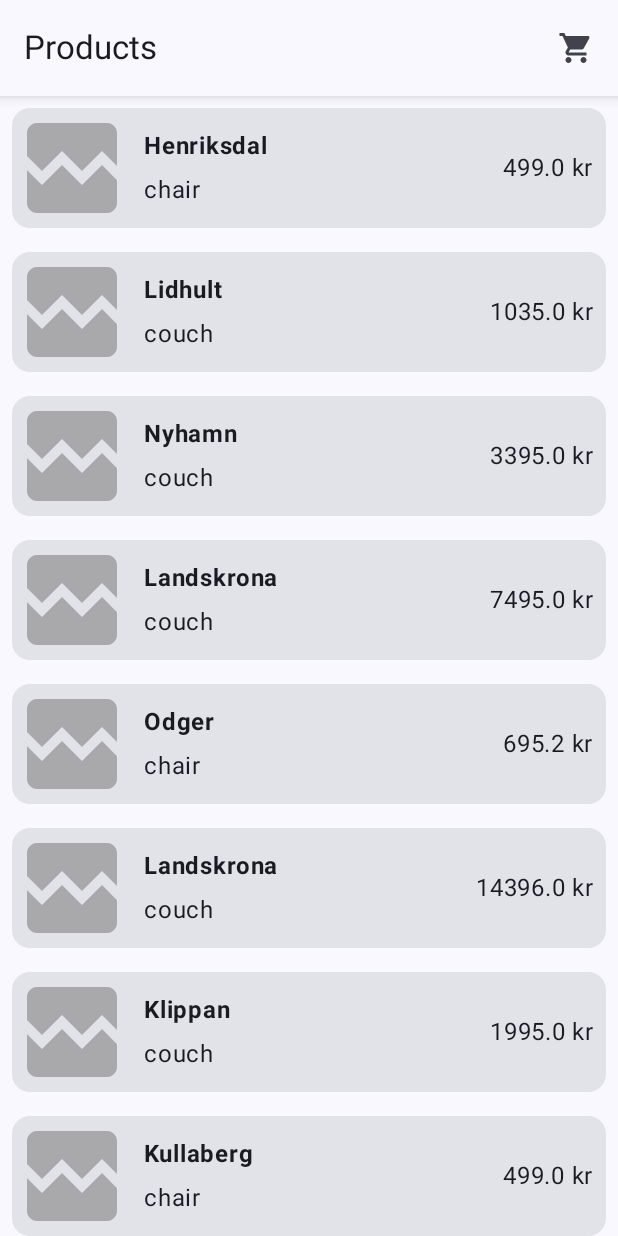
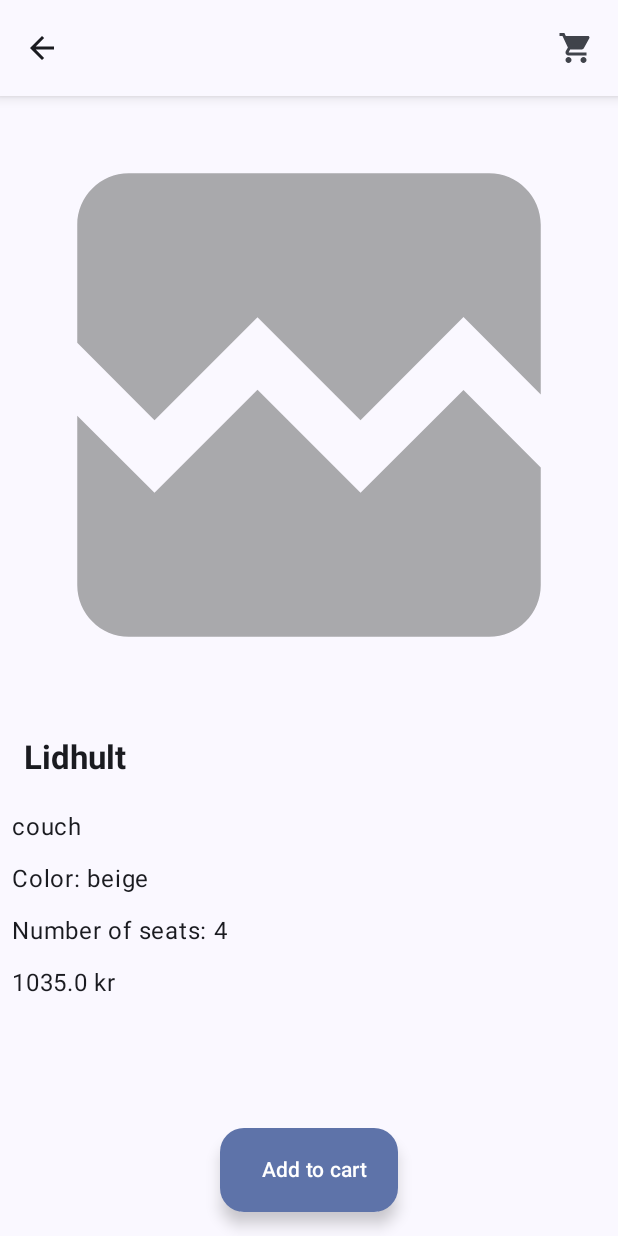
Before and after one commit to VitaliyBeletskiy/Shopper, an Android app built with Jetpack Compose: the screen it shows after launch (MainActivity), after a tap on "Lidhult", on a phone screen of 412 x 824 dp. Run offline under Robolectric (Android 15) with nearby library versions, the phone set to English and light mode, and no system bars; our stand-ins replace Dagger/Hilt's generated code; pictures from the network do not load; 2 other taps on this screen came first.

Commit message:
add ProductScreen;

```diff
--- a/app/src/main/java/vibe/shopper/ui/ShopperApp.kt
+++ b/app/src/main/java/vibe/shopper/ui/ShopperApp.kt
@@ -8,24 +8,39 @@ import androidx.navigation.compose.rememberNavController
 import vibe.shopper.ui.screen.cart.CartScreen
 import vibe.shopper.ui.screen.home.HomeScreen
 import vibe.shopper.ui.screen.home.HomeViewModel
+import vibe.shopper.ui.screen.product.ProductScreen
 
 sealed class Screen(val route: String) {
     data object Home : Screen("home")
+    data object Product : Screen("product")
     data object Cart : Screen("cart")
 }
 
 @Composable
 fun ShopperApp() {
     val navController = rememberNavController()
+    val homeViewModel = hiltViewModel<HomeViewModel>()
+
     NavHost(
         navController = navController,
         startDestination = Screen.Home.route,
     ) {
         composable(Screen.Home.route) {
-            val viewModel = hiltViewModel<HomeViewModel>()
-            HomeScreen(viewModel) {
-                navController.navigate(Screen.Cart.route)
-            }
+            HomeScreen(
+                viewModel = homeViewModel,
+                onNavigateToCart = { navController.navigate(Screen.Cart.route) },
+                onProductClicked = { product ->
+                    homeViewModel.onProductClicked(product)
+                    navController.navigate(Screen.Product.route)
+                },
+            )
+        }
+        composable(Screen.Product.route) {
+            ProductScreen(
+                viewModel = homeViewModel,
+                onNavigateBack = { navController.popBackStack() },
+                onNavigateToCart = { navController.navigate(Screen.Cart.route) },
+            )
         }
         composable(Screen.Cart.route) {
             CartScreen()
--- /dev/null
+++ b/app/src/main/java/vibe/shopper/ui/component/ProductImage.kt
@@ -0,0 +1,26 @@
+package vibe.shopper.ui.component
+
+import androidx.compose.material3.MaterialTheme
+import androidx.compose.runtime.Composable
+import androidx.compose.ui.Modifier
+import androidx.compose.ui.draw.clip
+import androidx.compose.ui.res.painterResource
+import androidx.compose.ui.res.stringResource
+import coil3.compose.AsyncImage
+import vibe.shopper.R
+
+@Composable
+fun ProductImage(
+    imageUrl: String,
+    modifier: Modifier = Modifier,
+    placeholderResId: Int = R.drawable.ic_loading_img,
+    errorResId: Int = R.drawable.ic_broken_image,
+) {
+    AsyncImage(
+        model = imageUrl,
+        contentDescription = stringResource(R.string.product_image),
+        placeholder = painterResource(placeholderResId),
+        error = painterResource(errorResId),
+        modifier = modifier.clip(MaterialTheme.shapes.small),
+    )
+}
--- /dev/null
+++ b/app/src/main/java/vibe/shopper/ui/component/ShopperTopAppBar.kt
@@ -0,0 +1,50 @@
+package vibe.shopper.ui.component
+
+import androidx.compose.material.icons.Icons
+import androidx.compose.material.icons.automirrored.filled.ArrowBack
+import androidx.compose.material.icons.filled.ShoppingCart
+import androidx.compose.material3.ExperimentalMaterial3Api
+import androidx.compose.material3.Icon
+import androidx.compose.material3.IconButton
+import androidx.compose.material3.Text
+import androidx.compose.material3.TopAppBar
+import androidx.compose.runtime.Composable
+import androidx.compose.ui.Modifier
+import androidx.compose.ui.draw.shadow
+import androidx.compose.ui.unit.dp
+
+@OptIn(ExperimentalMaterial3Api::class)
+@Composable
+fun ShopperTopAppBar(
+    modifier: Modifier = Modifier,
+    titleText: String? = null,
+    onNavigateBack: (() -> Unit)? = null,
+    onCartClick: (() -> Unit)? = null,
+) {
+    TopAppBar(
+        modifier = modifier.shadow(elevation = 5.dp),
+        title = {
+            titleText?.let { Text(text = it) }
+        },
+        navigationIcon = {
+            onNavigateBack?.let {
+                IconButton(onClick = it) {
+                    Icon(
+                        imageVector = Icons.AutoMirrored.Filled.ArrowBack,
+                        contentDescription = "Back",
+                    )
+                }
+            }
+        },
+        actions = {
+            onCartClick?.let {
+                IconButton(onClick = it) {
+                    Icon(
+                        imageVector = Icons.Filled.ShoppingCart,
+                        contentDescription = "Cart",
+                    )
+                }
+            }
+        },
+    )
+}
--- a/app/src/main/java/vibe/shopper/ui/screen/home/HomeScreen.kt
+++ b/app/src/main/java/vibe/shopper/ui/screen/home/HomeScreen.kt
@@ -15,35 +15,32 @@ import androidx.compose.foundation.layout.size
 import androidx.compose.foundation.layout.wrapContentHeight
 import androidx.compose.foundation.lazy.LazyColumn
 import androidx.compose.foundation.lazy.items
-import androidx.compose.material.icons.Icons
-import androidx.compose.material.icons.filled.ShoppingCart
 import androidx.compose.material3.Card
 import androidx.compose.material3.ExperimentalMaterial3Api
-import androidx.compose.material3.Icon
-import androidx.compose.material3.IconButton
 import androidx.compose.material3.MaterialTheme
 import androidx.compose.material3.Scaffold
 import androidx.compose.material3.Text
-import androidx.compose.material3.TopAppBar
 import androidx.compose.material3.pulltorefresh.PullToRefreshBox
 import androidx.compose.runtime.Composable
 import androidx.compose.runtime.getValue
 import androidx.compose.ui.Modifier
-import androidx.compose.ui.draw.clip
-import androidx.compose.ui.draw.shadow
 import androidx.compose.ui.platform.LocalContext
-import androidx.compose.ui.res.painterResource
 import androidx.compose.ui.res.stringResource
 import androidx.compose.ui.text.font.FontWeight
 import androidx.compose.ui.unit.dp
 import androidx.lifecycle.compose.collectAsStateWithLifecycle
-import coil3.compose.AsyncImage
 import vibe.shopper.R
 import vibe.shopper.data.model.Product
+import vibe.shopper.ui.component.ProductImage
+import vibe.shopper.ui.component.ShopperTopAppBar
 
 @Composable
-fun HomeScreen(viewModel: HomeViewModel, navigateToCart: () -> Unit) {
-    val uiState by viewModel.uiState.collectAsStateWithLifecycle()
+fun HomeScreen(
+    viewModel: HomeViewModel,
+    onNavigateToCart: () -> Unit,
+    onProductClicked: (Product) -> Unit,
+) {
+    val uiState by viewModel.homeUiState.collectAsStateWithLifecycle()
 
     uiState.messageResId?.let { resId ->
         Toast.makeText(LocalContext.current, stringResource(resId), Toast.LENGTH_SHORT).show()
@@ -52,8 +49,9 @@ fun HomeScreen(viewModel: HomeViewModel, navigateToCart: () -> Unit) {
 
     Scaffold(
         topBar = {
-            HomeTopAppBar(
-                onCartClick = navigateToCart,
+            ShopperTopAppBar(
+                titleText = stringResource(R.string.products),
+                onCartClick = onNavigateToCart,
             )
         },
         modifier = Modifier.fillMaxSize(),
@@ -62,6 +60,7 @@ fun HomeScreen(viewModel: HomeViewModel, navigateToCart: () -> Unit) {
             products = uiState.products,
             isRefreshing = uiState.isLoading,
             onRefresh = viewModel::getProducts,
+            onProductClicked = onProductClicked,
             modifier = Modifier.padding(innerPadding),
         )
     }
@@ -73,6 +72,7 @@ fun ProductList(
     products: List<Product>,
     isRefreshing: Boolean,
     onRefresh: () -> Unit,
+    onProductClicked: (Product) -> Unit,
     modifier: Modifier = Modifier,
 ) {
     PullToRefreshBox(
@@ -82,27 +82,31 @@ fun ProductList(
     ) {
         LazyColumn(Modifier.fillMaxSize()) {
             items(products) { product ->
-                ProductItem(product = product)
+                ProductItem(product = product, onProductClicked = onProductClicked)
             }
         }
     }
 }
 
 @Composable
-fun ProductItem(product: Product, modifier: Modifier = Modifier) {
+fun ProductItem(
+    product: Product,
+    onProductClicked: (Product) -> Unit,
+    modifier: Modifier = Modifier,
+) {
     Card(
         modifier = modifier
             .padding(8.dp)
             .fillMaxWidth()
             .wrapContentHeight()
-            .clickable { },
+            .clickable { onProductClicked.invoke(product) },
     ) {
         Row(
             modifier = Modifier
                 .fillMaxWidth()
                 .height(IntrinsicSize.Min),
         ) {
-            ProductImage(imageUrl = product.imageUrl)
+            ProductImage(imageUrl = product.imageUrl, modifier = Modifier.size(80.dp, 80.dp))
             Column(
                 modifier = Modifier
                     .fillMaxHeight()
@@ -128,33 +132,3 @@ fun ProductItem(product: Product, modifier: Modifier = Modifier) {
         }
     }
 }
-
-@Composable
-fun ProductImage(imageUrl: String, modifier: Modifier = Modifier) {
-    AsyncImage(
-        model = imageUrl,
-        contentDescription = stringResource(R.string.product_image),
-        placeholder = painterResource(R.drawable.ic_loading_img),
-        error = painterResource(R.drawable.ic_broken_image),
-        modifier = modifier
-            .size(80.dp, 80.dp)
-            .clip(MaterialTheme.shapes.small),
-    )
-}
-
-@OptIn(ExperimentalMaterial3Api::class)
-@Composable
-fun HomeTopAppBar(modifier: Modifier = Modifier, onCartClick: () -> Unit) {
-    TopAppBar(
-        modifier = modifier.shadow(elevation = 5.dp),
-        title = { Text(text = stringResource(R.string.products)) },
-        actions = {
-            IconButton(onClick = onCartClick) {
-                Icon(
-                    imageVector = Icons.Filled.ShoppingCart,
-                    contentDescription = "Cart",
-                )
-            }
-        },
-    )
-}
--- a/app/src/main/java/vibe/shopper/ui/screen/home/HomeViewModel.kt
+++ b/app/src/main/java/vibe/shopper/ui/screen/home/HomeViewModel.kt
@@ -1,8 +1,10 @@
 package vibe.shopper.ui.screen.home
 
+import android.util.Log
 import androidx.lifecycle.ViewModel
 import androidx.lifecycle.viewModelScope
 import dagger.hilt.android.lifecycle.HiltViewModel
+import kotlinx.coroutines.Job
 import kotlinx.coroutines.delay
 import kotlinx.coroutines.flow.MutableStateFlow
 import kotlinx.coroutines.flow.StateFlow
@@ -20,31 +22,43 @@ data class HomeUiState(
     val messageResId: Int? = null,
 )
 
+data class ProductUiState(
+    val product: Product? = null,
+)
+
 @Suppress("ktlint:standard:annotation")
 @HiltViewModel
 class HomeViewModel @Inject constructor(
     private val getProductsUseCase: GetProductsUseCase,
 ) : ViewModel() {
 
-    private val _uiState = MutableStateFlow(HomeUiState())
-    val uiState: StateFlow<HomeUiState>
-        get() = _uiState
+    private var getProductsJob: Job? = null
+
+    private val _homeUiState = MutableStateFlow(HomeUiState())
+    val homeUiState: StateFlow<HomeUiState>
+        get() = _homeUiState
+
+    private val _productUiState = MutableStateFlow(ProductUiState())
+    val productUiState: StateFlow<ProductUiState>
+        get() = _productUiState
 
     init {
         getProducts()
     }
 
     fun getProducts() {
-        viewModelScope.launch {
+        if (getProductsJob?.isActive == true) getProductsJob?.cancel()
+
+        getProductsJob = viewModelScope.launch {
             changeLoadingTo(true)
 
             delay(1_000)
             getProductsUseCase.getProducts().fold(
                 ifSuccess = { products ->
-                    _uiState.update { _uiState.value.copy(products = products) }
+                    _homeUiState.update { _homeUiState.value.copy(products = products) }
                 },
                 ifFailure = { _ ->
-                    _uiState.update { _uiState.value.copy(messageResId = R.string.cannot_get_products) }
+                    _homeUiState.update { _homeUiState.value.copy(messageResId = R.string.cannot_get_products) }
                 },
             )
             changeLoadingTo(false)
@@ -52,10 +66,18 @@ class HomeViewModel @Inject constructor(
     }
 
     fun onMessageShown() {
-        _uiState.update { it.copy(messageResId = null) }
+        _homeUiState.update { it.copy(messageResId = null) }
     }
 
     private fun changeLoadingTo(loading: Boolean) {
-        _uiState.update { _uiState.value.copy(isLoading = loading) }
+        _homeUiState.update { _homeUiState.value.copy(isLoading = loading) }
+    }
+
+    fun onProductClicked(product: Product) {
+        _productUiState.update { _productUiState.value.copy(product = product) }
+    }
+
+    fun addProductToCart(product: Product) {
+        Log.d("vitDebug", "addProductToCart: $product")
     }
 }
--- /dev/null
+++ b/app/src/main/java/vibe/shopper/ui/screen/product/ProductScreen.kt
@@ -0,0 +1,145 @@
+package vibe.shopper.ui.screen.product
+
+import androidx.compose.foundation.layout.Arrangement
+import androidx.compose.foundation.layout.Column
+import androidx.compose.foundation.layout.fillMaxSize
+import androidx.compose.foundation.layout.fillMaxWidth
+import androidx.compose.foundation.layout.padding
+import androidx.compose.material3.ExtendedFloatingActionButton
+import androidx.compose.material3.FabPosition
+import androidx.compose.material3.MaterialTheme
+import androidx.compose.material3.Scaffold
+import androidx.compose.material3.Text
+import androidx.compose.runtime.Composable
+import androidx.compose.runtime.getValue
+import androidx.compose.ui.Alignment
+import androidx.compose.ui.Modifier
+import androidx.compose.ui.res.stringResource
+import androidx.compose.ui.unit.dp
+import androidx.lifecycle.compose.collectAsStateWithLifecycle
+import vibe.shopper.R
+import vibe.shopper.data.model.Chair
+import vibe.shopper.data.model.Couch
+import vibe.shopper.ui.component.ProductImage
+import vibe.shopper.ui.component.ShopperTopAppBar
+import vibe.shopper.ui.screen.home.HomeViewModel
+
+@Composable
+fun ProductScreen(
+    viewModel: HomeViewModel,
+    onNavigateBack: () -> Unit,
+    onNavigateToCart: () -> Unit,
+) {
+    val uiState by viewModel.productUiState.collectAsStateWithLifecycle()
+
+    Scaffold(
+        topBar = {
+            ShopperTopAppBar(
+                onNavigateBack = onNavigateBack,
+                onCartClick = onNavigateToCart,
+            )
+        },
+        floatingActionButton = {
+            uiState.product?.let { product ->
+                AddToCartFab {
+                    viewModel.addProductToCart(product)
+                }
+            }
+        },
+        floatingActionButtonPosition = FabPosition.Center,
+        modifier = Modifier.fillMaxSize(),
+    ) { innerPadding ->
+        val product = uiState.product ?: run {
+            NoProductFoundWarning(modifier = Modifier.padding(innerPadding))
+            return@Scaffold
+        }
+
+        Column(
+            modifier = Modifier.padding(innerPadding).fillMaxSize(),
+            verticalArrangement = Arrangement.Top,
+        ) {
+            ProductImage(
+                imageUrl = product.imageUrl,
+                modifier = Modifier.fillMaxWidth(),
+            )
+            Text(
+                text = product.name,
+                modifier = Modifier
+                    .padding(16.dp)
+                    .align(Alignment.Start),
+                style = MaterialTheme.typography.titleLarge,
+            )
+            Text(
+                text = product.type,
+                modifier = Modifier
+                    .padding(8.dp)
+                    .align(Alignment.Start),
+                style = MaterialTheme.typography.bodyLarge,
+            )
+
+            when (product) {
+                is Chair -> {
+                    Text(
+                        text = stringResource(R.string.color, product.info.color),
+                        modifier = Modifier
+                            .padding(8.dp)
+                            .align(Alignment.Start),
+                        style = MaterialTheme.typography.bodyLarge,
+                    )
+                    Text(
+                        text = stringResource(R.string.material, product.info.material),
+                        modifier = Modifier
+                            .padding(8.dp)
+                            .align(Alignment.Start),
+                        style = MaterialTheme.typography.bodyLarge,
+                    )
+                }
+
+                is Couch -> {
+                    Text(
+                        text = stringResource(R.string.color, product.info.color),
+                        modifier = Modifier
+                            .padding(8.dp)
+                            .align(Alignment.Start),
+                        style = MaterialTheme.typography.bodyLarge,
+                    )
+                    Text(
+                        text = stringResource(R.string.number_of_seats, product.info.numberOfSeats),
+                        modifier = Modifier
+                            .padding(8.dp)
+                            .align(Alignment.Start),
+                        style = MaterialTheme.typography.bodyLarge,
+                    )
+                }
+            }
+
+            Text(
+                text = "${product.price.value} ${product.price.currency}",
+                modifier = Modifier
+                    .padding(8.dp)
+                    .align(Alignment.Start),
+                style = MaterialTheme.typography.bodyLarge,
+            )
+        }
+    }
+}
+
+@Composable
+fun AddToCartFab(onClick: () -> Unit) {
+    ExtendedFloatingActionButton(
+        onClick = { onClick() },
+        icon = { },
+        text = { Text(text = stringResource(R.string.add_to_cart)) },
+    )
+}
+
+@Composable
+fun NoProductFoundWarning(modifier: Modifier = Modifier) {
+    Column(
+        modifier = modifier.fillMaxSize(),
+        horizontalAlignment = Alignment.CenterHorizontally,
+        verticalArrangement = Arrangement.Center,
+    ) {
+        Text(stringResource(R.string.no_product_found))
+    }
+}
--- a/app/src/main/java/vibe/shopper/ui/theme/Theme.kt
+++ b/app/src/main/java/vibe/shopper/ui/theme/Theme.kt
@@ -53,6 +53,6 @@ fun ShopperTheme(
     MaterialTheme(
         colorScheme = colorScheme,
         typography = Typography,
-        content = content
+        content = content,
     )
 }
--- a/app/src/main/java/vibe/shopper/ui/theme/Type.kt
+++ b/app/src/main/java/vibe/shopper/ui/theme/Type.kt
@@ -13,22 +13,20 @@ val Typography = Typography(
         fontWeight = FontWeight.Normal,
         fontSize = 16.sp,
         lineHeight = 24.sp,
-        letterSpacing = 0.5.sp
-    )
-    /* Other default text styles to override
+        letterSpacing = 0.5.sp,
+    ),
     titleLarge = TextStyle(
         fontFamily = FontFamily.Default,
-        fontWeight = FontWeight.Normal,
+        fontWeight = FontWeight.Bold,
         fontSize = 22.sp,
         lineHeight = 28.sp,
-        letterSpacing = 0.sp
+        letterSpacing = 0.sp,
     ),
     labelSmall = TextStyle(
         fontFamily = FontFamily.Default,
         fontWeight = FontWeight.Medium,
         fontSize = 11.sp,
         lineHeight = 16.sp,
-        letterSpacing = 0.5.sp
-    )
-    */
+        letterSpacing = 0.5.sp,
+    ),
 )
--- a/app/src/main/res/values/strings.xml
+++ b/app/src/main/res/values/strings.xml
@@ -3,4 +3,9 @@
     <string name="products">Products</string>
     <string name="cannot_get_products">Something went wrong. Try again later.</string>
     <string name="product_image">Product image</string>
+    <string name="no_product_found">No product found.</string>
+    <string name="material">Material: %s</string>
+    <string name="color">Color: %s</string>
+    <string name="number_of_seats">Number of seats: %s</string>
+    <string name="add_to_cart">Add to cart</string>
 </resources>
```
